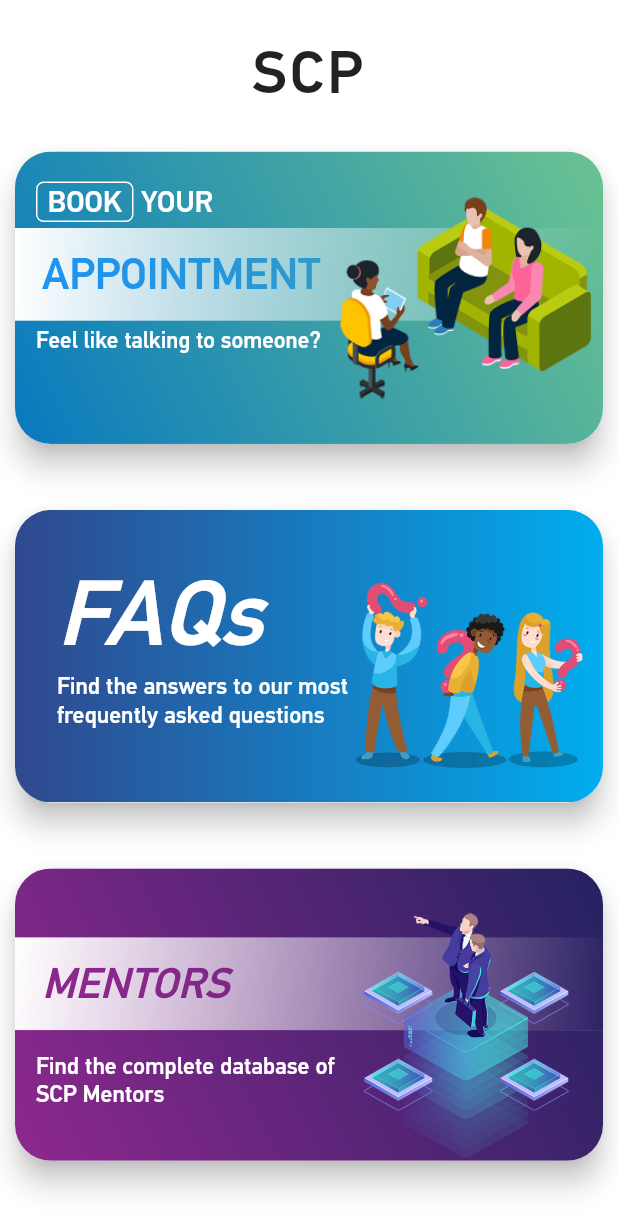
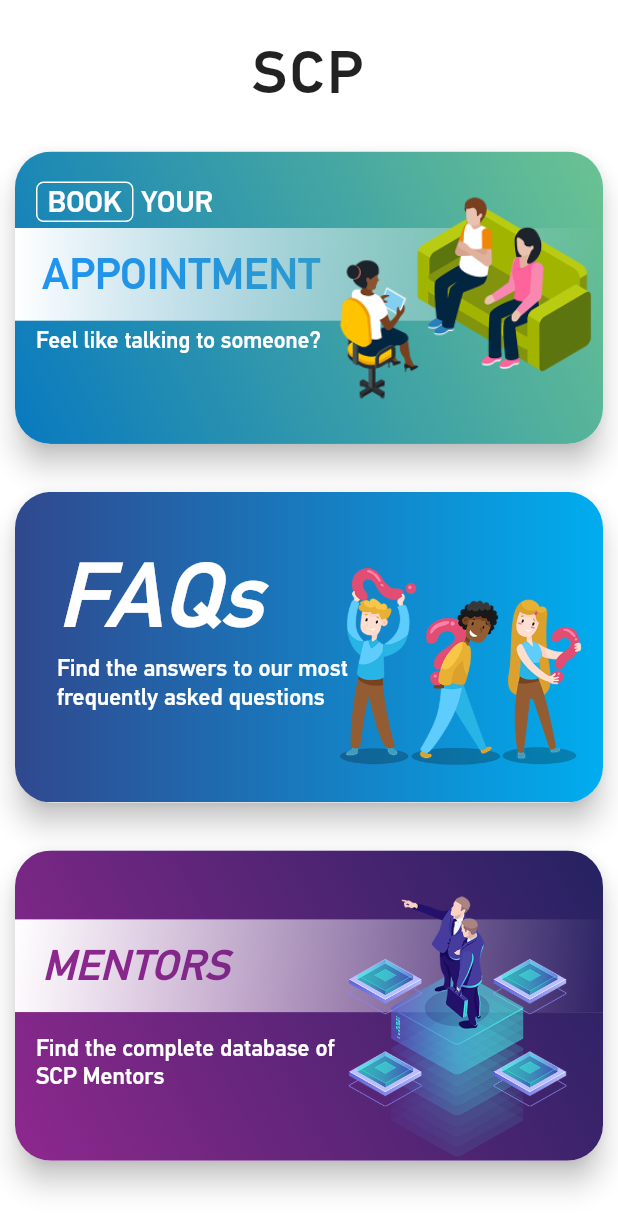
Before and after one commit to cmobiledev5/Institute-Counselling-mobile-app, a Flutter app: the screen it shows after launch, on a phone screen of 412 x 824 dp. Shown: the top 1232 px of the screen. Run offline on Flutter 3.47's test engine with Material 2 defaults, Android fonts, the phone set to English and light mode, and no system bars.

Commit message:
Reduce card gap

```diff
--- a/scp/lib/cards.dart
+++ b/scp/lib/cards.dart
@@ -1,6 +1,5 @@
 import 'package:flutter/material.dart';
 import 'package:scp/gradients.dart';
-import 'main.dart';
 
 Widget appointmentCard(
     BuildContext context, double heightFactor, double textScaleFactor) {
@@ -148,7 +147,7 @@ Widget mentorsCard(
   return SizedBox(
     height: heightFactor * 0.58,
     child: Padding(
-      padding: const EdgeInsets.only(top: 12.0),
+      padding: const EdgeInsets.only(top: 0.0),
       child: Card(
         shape:
             RoundedRectangleBorder(borderRadius: BorderRadius.circular(24.0)),
@@ -252,7 +251,7 @@ Widget faqCard(
   return SizedBox(
     height: heightFactor * 0.58,
     child: Padding(
-      padding: const EdgeInsets.only(top: 12.0),
+      padding: const EdgeInsets.only(top: 0.0),
       child: Card(
         shape:
         RoundedRectangleBorder(borderRadius: BorderRadius.circular(24.0)),
--- a/scp/lib/main.dart
+++ b/scp/lib/main.dart
@@ -8,7 +8,9 @@ void main() => runApp(MyApp());
 class MyApp extends StatelessWidget {
   @override
   Widget build(BuildContext context) {
-    SystemChrome.setEnabledSystemUIOverlays([]);
+    //SystemChrome.setSystemUIOverlayStyle(SystemUiOverlayStyle.dark.copyWith(
+      //statusBarColor: Colors.white70, //or set color with: Color(0xFF0000FF)
+    //));
     return MaterialApp(
       title: 'SCP Demo',
       theme: ThemeData(
```
